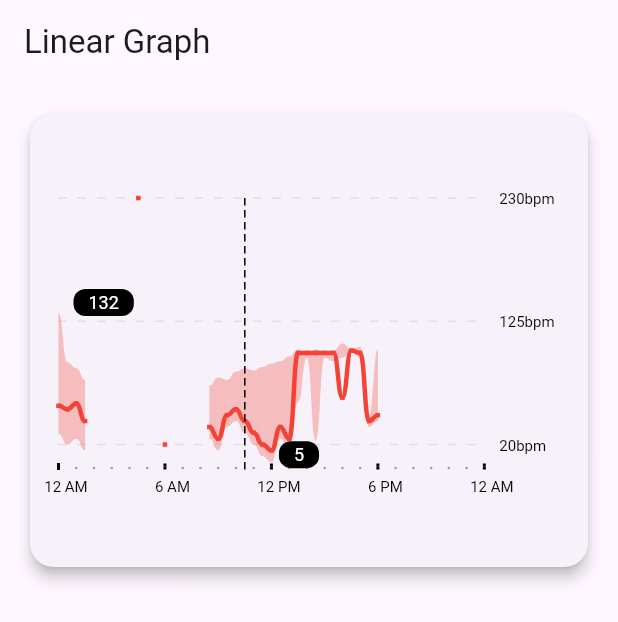
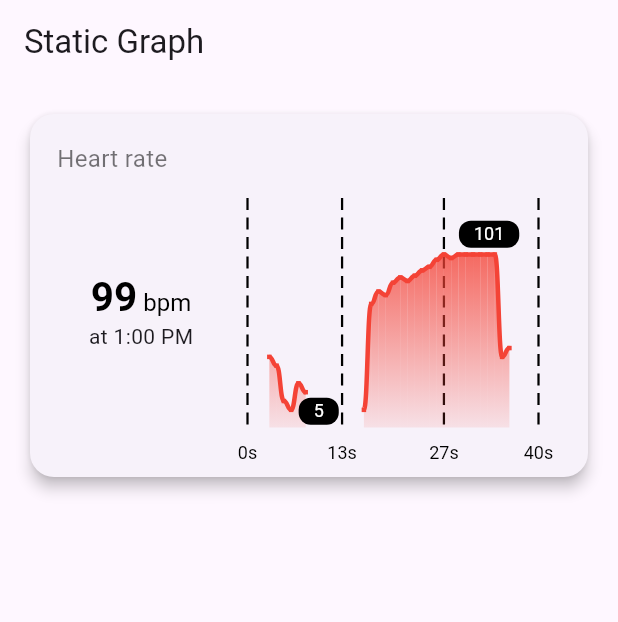
Before and after one commit to adarshsavalagi1/lineargraph1, a Flutter app: the screen it shows after launch, on a phone screen of 412 x 824 dp. Shown: the top 622 px of the screen. Run offline on Flutter 3.47's test engine with Material 3 defaults, Android fonts, the phone set to English and light mode, and no system bars.

Commit message:
spot graph updated

```diff
--- a/lib/data/graph_point.dart
+++ b/lib/data/graph_point.dart
@@ -61,12 +61,12 @@ List<Graphpoint> actualData = [
   // Graphpoint(29, 92, 53, 0),
   // Graphpoint(20, 90, 50, 1),
   // Graphpoint(25, 85, 55, 2),
-  // Graphpoint(15, 75, 40, 3),
-  // Graphpoint(30, 90, 35, 4),
-  // Graphpoint(10, 60, 15, 5),
-  // Graphpoint(5, 95, 10, 6),
-  // Graphpoint(20, 40, 25, 7),
-  // Graphpoint(15, 25, 20, 8),
+  Graphpoint(15, 75, 40, 3),
+  Graphpoint(30, 90, 35, 4),
+  Graphpoint(10, 60, 15, 5),
+  Graphpoint(5, 95, 10, 6),
+  Graphpoint(20, 40, 25, 7),
+  Graphpoint(15, 25, 20, 8),
   // Graphpoint(35, 45, 40, 9),
   // Graphpoint(25, 35, 30, 10),
   // Graphpoint(40, 50, 45, 11),
@@ -74,7 +74,7 @@ List<Graphpoint> actualData = [
   // Graphpoint(30, 40, 35, 13),
   // Graphpoint(20, 130, 25, 14),
   // Graphpoint(10, 20, 15, 15),
-  Graphpoint(5, 15, 10, 12),
+  Graphpoint(5, 15, 10, 16),
   Graphpoint(25, 35, 70, 17),
   Graphpoint(15, 25, 77, 18),
   Graphpoint(35, 45, 75, 19),
@@ -100,7 +100,7 @@ List<Graphpoint> actualData = [
   // Graphpoint(10, 20, 15, 39),
   // Graphpoint(5, 15, 10, 40),
   // Graphpoint(25, 35, 30, 41),
-  Graphpoint(15, 120, 75, 42),
+  // Graphpoint(15, 120, 75, 42),
   // Graphpoint(35, 45, 40, 43),
   // Graphpoint(35, 45, 40, 47),
 ];
@@ -166,3 +166,12 @@ List<Graphpoint> staticGraph = [
   Graphpoint(94, 101, 98, 12),
   Graphpoint(5, 89, 80, 13),
 ];
+
+
+List<Graphpoint> spotData=[
+  Graphpoint(29, 92, 53, 0),
+  Graphpoint(20, 90, 50, 1),
+  Graphpoint(25, 85, 55, 2),
+  Graphpoint(15, 75, 40, 3),
+  Graphpoint(30, 90, 35, 4),
+];
--- a/lib/main.dart
+++ b/lib/main.dart
@@ -1,13 +1,16 @@
 import 'package:flutter/material.dart';
 import 'package:lineargraph/screens/home_screen.dart';
+import 'package:lineargraph/screens/spot_graph.dart';
 import 'package:lineargraph/screens/static_graph_screen.dart';
 import 'package:lineargraph/screens/week_screen.dart';
+
+
 
 void main(){
   runApp(
     const MaterialApp(
       debugShowCheckedModeBanner: false,
-      home: HomeScreen(),
+      home: SpotGraphScreen(),
     )
   );
 }
--- /dev/null
+++ b/lib/screens/spot_graph.dart
@@ -0,0 +1,94 @@
+import 'package:flutter/material.dart';
+import 'package:lineargraph/components/spot_painter.dart';
+import '../data/graph_point.dart';
+
+class SpotGraphScreen extends StatefulWidget {
+  const SpotGraphScreen({super.key});
+
+  @override
+  State<SpotGraphScreen> createState() => _SpotGraphScreenState();
+}
+
+class _SpotGraphScreenState extends State<SpotGraphScreen> {
+  @override
+  Widget build(BuildContext context) {
+    return Scaffold(
+      appBar: AppBar(
+        title: const Text('Static Graph'),
+      ),
+      body: Container(
+        margin: const EdgeInsets.all(16.0),
+        height: 250,
+        child: Card(
+            elevation: 4.0,
+            shape: RoundedRectangleBorder(
+                borderRadius: BorderRadius.circular(16.0)),
+            child: Padding(
+              padding: const EdgeInsets.all(18.0),
+              child: Column(
+                crossAxisAlignment: CrossAxisAlignment.start,
+                children: [
+                  const Text(
+                    'Heart rate',
+                    style: TextStyle(
+                      color: Colors.black54,
+                      fontSize: 16.0,
+                    ),
+                  ),
+                  Expanded(
+                    child: Row(
+                      children: [
+                        Expanded(
+                          child: Center(
+                            child: Column(
+                              mainAxisAlignment: MainAxisAlignment.center,
+                              children: [
+                                RichText(
+                                  text: const TextSpan(
+                                    children: [
+                                      TextSpan(
+                                        text: '99',
+                                        style: TextStyle(
+                                          color: Colors.black,
+                                          fontSize: 27.0,
+                                          fontWeight: FontWeight.bold,
+                                        ),
+                                      ),
+                                      TextSpan(
+                                        text: ' bpm',
+                                        style: TextStyle(
+                                          color: Colors.black,
+                                          fontSize: 16.0,
+                                        ),
+                                      ),
+                                    ],
+                                  ),
+                                ),
+                                const Text('at 1:00 PM'),
+                              ],
+                            ),
+                          ),
+                        ),
+                        Expanded(
+                          flex: 2,
+                          child: SizedBox(
+                            height: double.infinity,
+                            width: double.infinity,
+                            child: Padding(
+                              padding: const EdgeInsets.all(15.0),
+                              child: CustomPaint(
+                                painter: SpotPainter(gPoints: actualData, maxBound: 105),
+                              ),
+                            ),
+                          ),
+                        ),
+                      ],
+                    ),
+                  ),
+                ],
+              ),
+            )),
+      ),
+    );
+  }
+}
```
Also changed, not shown: lib/components/spot_painter.dart (added, +209 -0 lines).
